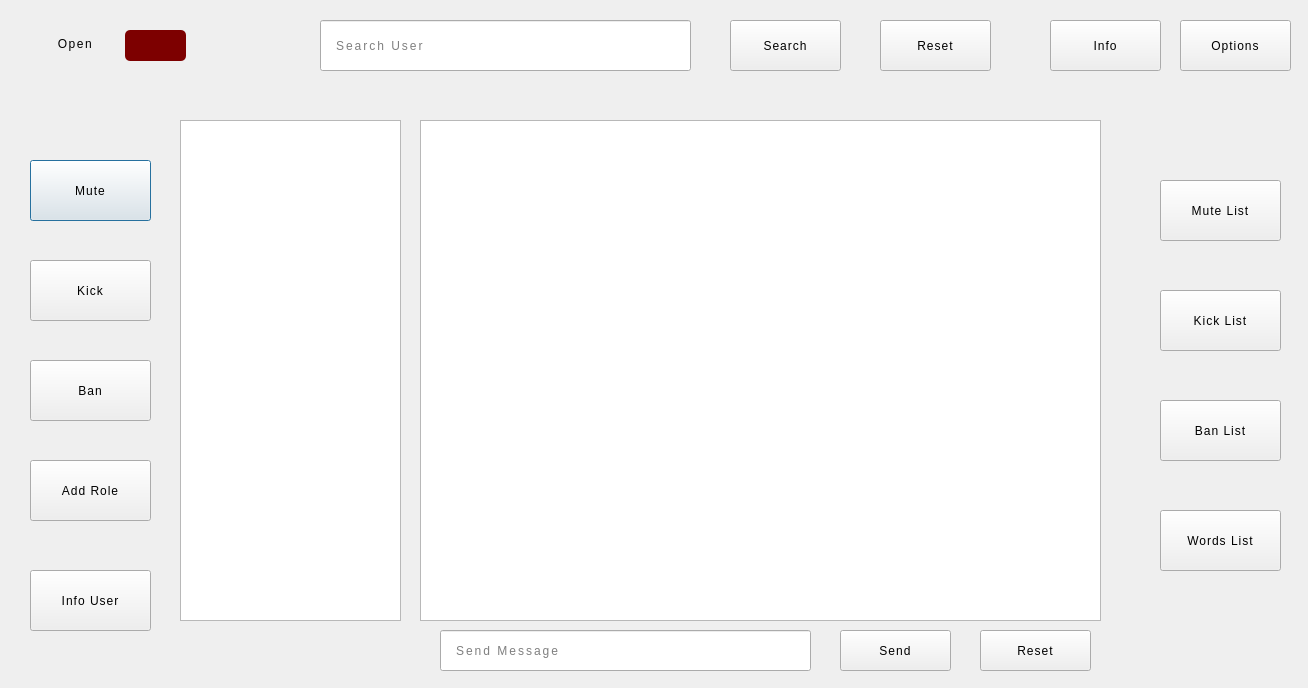
Qt form MultiChat/server_side_dialog.ui (vince-exe/MultiChat) before a commit.
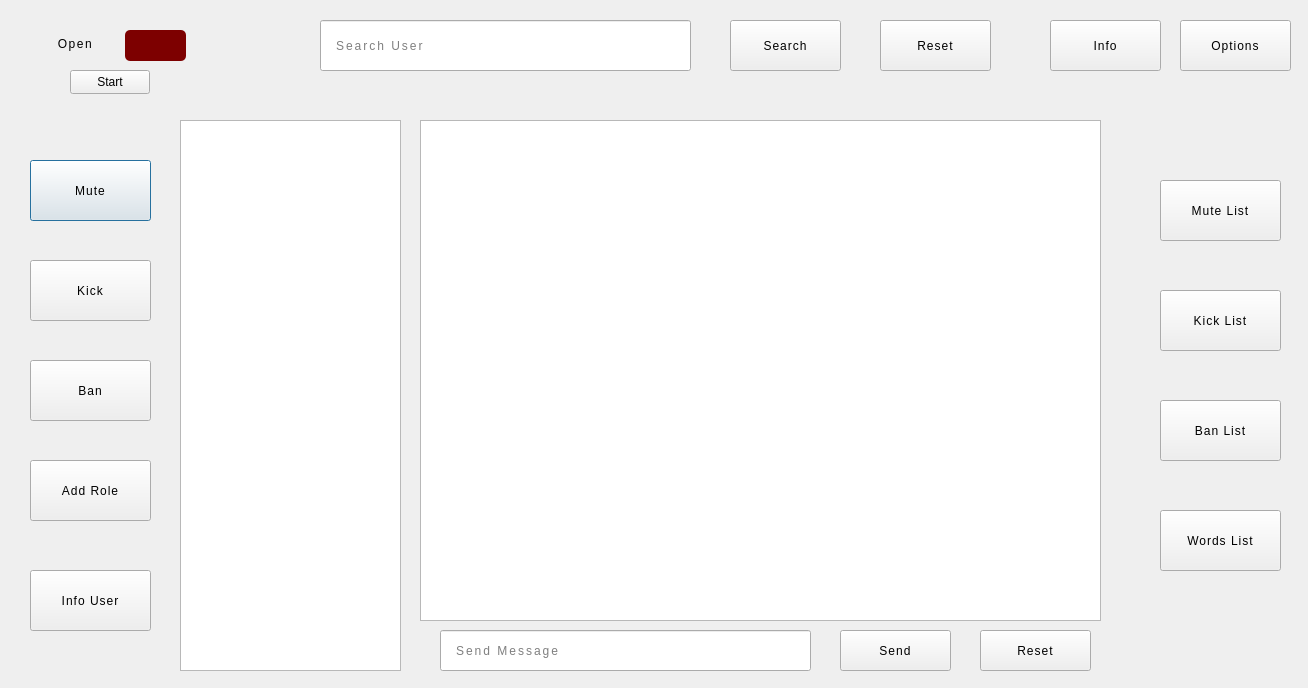
The same form after that commit.

Patch:
```diff
--- a/MultiChat/server_side_dialog.ui
+++ b/MultiChat/server_side_dialog.ui
@@ -495,7 +495,7 @@
      <x>180</x>
      <y>120</y>
      <width>221</width>
-     <height>501</height>
+     <height>551</height>
     </rect>
    </property>
    <property name="focusPolicy">
@@ -555,6 +555,19 @@
     <string/>
    </property>
   </widget>
+  <widget class="QPushButton" name="pushButton">
+   <property name="geometry">
+    <rect>
+     <x>70</x>
+     <y>70</y>
+     <width>80</width>
+     <height>24</height>
+    </rect>
+   </property>
+   <property name="text">
+    <string>Start</string>
+   </property>
+  </widget>
  </widget>
  <resources/>
  <connections/>
```
